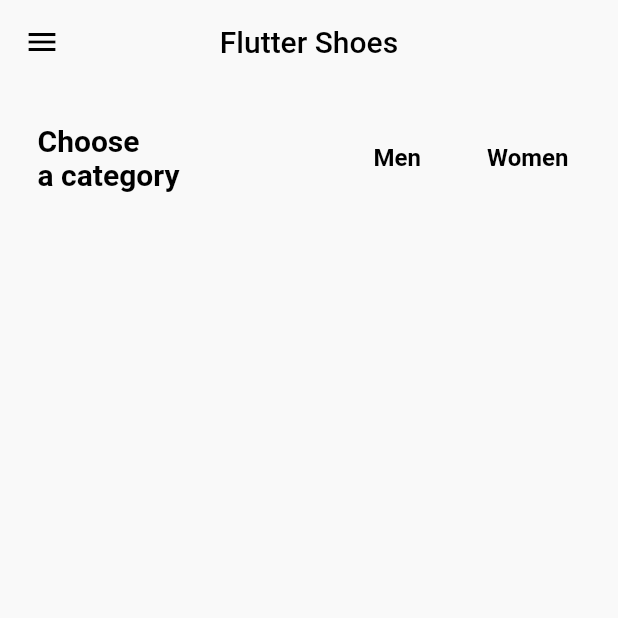
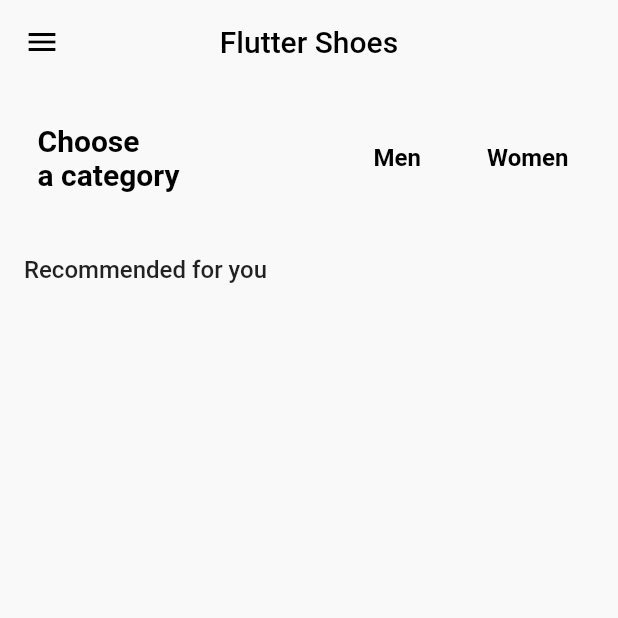
Before and after one commit to eryklorenc/flutter_shop, a Flutter app: the HomePage screen opened directly, on a phone screen of 412 x 824 dp, the top half of it. Run offline on Flutter 3.47's test engine with Material 2 defaults, Android fonts, the phone set to English and light mode, and no system bars; our stand-ins replace firebase_auth, firebase_core, firebase_crashlytics, flutter_bloc, get_it, google_fonts and 1 more; accounts and stored records are empty.

Commit message:
Add recommendations category

```diff
--- a/lib/screens/home/home.dart
+++ b/lib/screens/home/home.dart
@@ -31,7 +31,9 @@ class _HomePageState extends State<HomePage> {
           color: Colors.black,
         ),
       ),
-      body: Padding(
+      body: Column(
+        children: [
+          Padding(
             padding: const EdgeInsets.all(25),
             child: Column(
               crossAxisAlignment: CrossAxisAlignment.start,
@@ -59,7 +61,8 @@ class _HomePageState extends State<HomePage> {
                           style: menButtonSelected
                               ? ButtonStyle(
                                   foregroundColor:
-                                  MaterialStateProperty.all<Color>(Colors.grey),
+                                      MaterialStateProperty.all<Color>(
+                                          Colors.orange),
                                 )
                               : null,
                           child: const Text(
@@ -81,7 +84,8 @@ class _HomePageState extends State<HomePage> {
                           style: womenButtonSelected
                               ? ButtonStyle(
                                   foregroundColor:
-                                  MaterialStateProperty.all<Color>(Colors.grey),
+                                      MaterialStateProperty.all<Color>(
+                                          Colors.orange),
                                 )
                               : null,
                           child: const Text(
@@ -97,6 +101,32 @@ class _HomePageState extends State<HomePage> {
               ],
             ),
           ),
+          Column(
+            children: [
+              Padding(
+                padding: EdgeInsets.all(16),
+                child: Align(
+                  alignment: Alignment.topLeft,
+                  child: Text(
+                    'Recommended for you',
+                    style: TextStyle(fontSize: 16, fontWeight: FontWeight.w500),
+                  ),
+                ),
+              ),
+              SingleChildScrollView(
+                scrollDirection: Axis.horizontal,
+                physics: BouncingScrollPhysics(),
+                padding: EdgeInsets.symmetric(
+                  horizontal: 20,
+                ),
+                child: Row(
+                  children: [],
+                ),
+              )
+            ],
+          ),
+        ],
+      ),
     );
   }
 }
```
Lines whose indentation alone changed are shown as unchanged.
